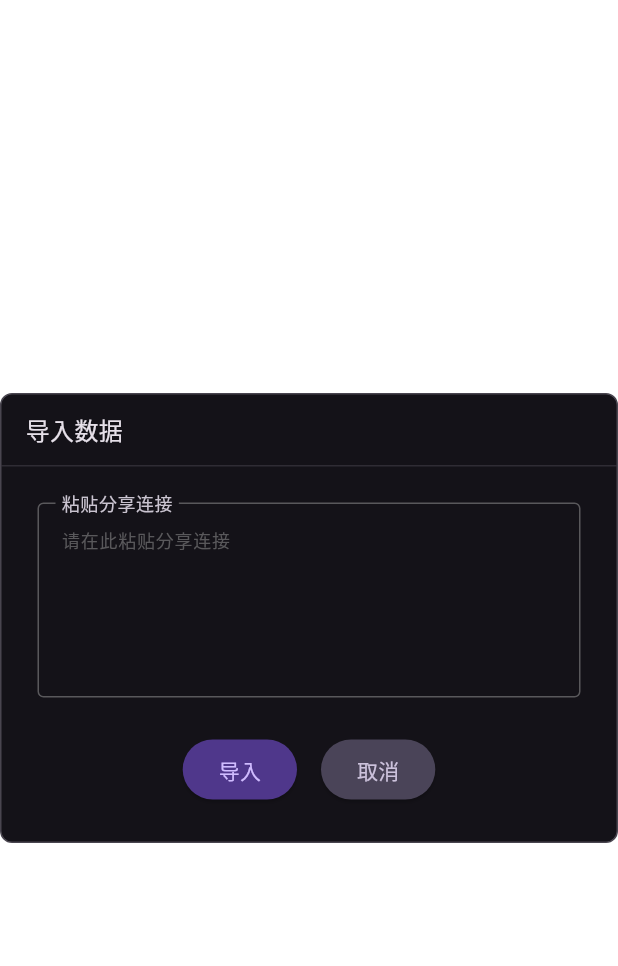
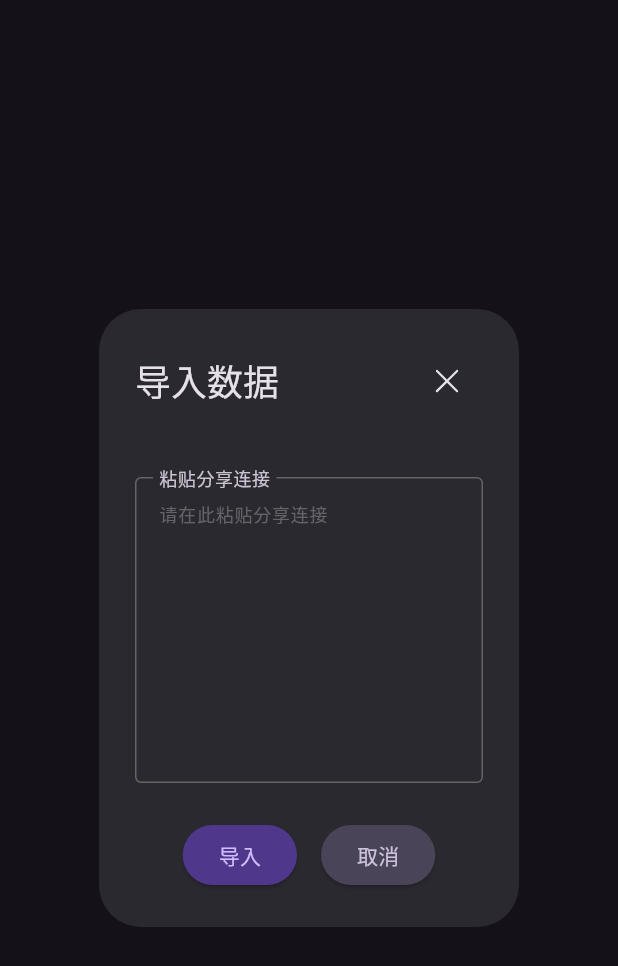
Before and after one commit to nickham-su/talk_ai, a Flutter app: the LLMShareImportDialog widget shown alone on an empty page, opened directly, on a phone screen of 412 x 824 dp. Shown: the top 966 px of the screen. Run offline on Flutter 3.47's test engine with Material 3 defaults, Android fonts, the phone set to English and light mode, and no system bars; our stand-ins replace dio, flutter_svg, get, hive, package_info; missing offline and left inert: auto_updater, clipboard, diff_match_patch, markdown, markdown_widget, sqlite3 and 1 more; accounts and stored records are empty; network calls fail; statements that could not run were skipped.

Commit message:
feat: 优化导入导出UI

```diff
--- a/lib/shared/components/share/llm_share_import_dialog.dart
+++ b/lib/shared/components/share/llm_share_import_dialog.dart
@@ -1,4 +1,5 @@
 import 'dart:convert';
+import 'dart:math';
 
 import 'package:TalkAI/modules/llm/controllers/llm_share_controller.dart';
 import 'package:TalkAI/shared/components/snackbar.dart';
@@ -10,6 +11,7 @@ import '../../../modules/chat/repositorys/chat_app_repository.dart';
 import '../buttons/cancel_button.dart';
 import '../buttons/confirm_button.dart';
 import '../../services/llm_service.dart';
+import '../dialog_widget/dialog_widget.dart';
 import '../form_widget/text_widget.dart';
 
 class LLMShareImportDialog extends StatelessWidget {
@@ -21,59 +23,29 @@ class LLMShareImportDialog extends StatelessWidget {
   Widget build(BuildContext context) {
     String input = importValue ?? '';
 
-    return GetBuilder<LLMShareController>(
+    return DialogWidget(
+      width: min(Get.width / 2, 400), // or whatever you need
+      height: 300,
+      title: '导入数据',
+      child: GetBuilder<LLMShareController>(
         init: LLMShareController(),
         builder: (controller) {
-        return Scaffold(
-          backgroundColor: Colors.transparent,
-          body: Center(
-            child: Container(
-              decoration: BoxDecoration(
-                color: Get.theme.scaffoldBackgroundColor,
-                borderRadius: BorderRadius.circular(8),
-                border: Border.all(
-                  color: Get.theme.colorScheme.outlineVariant,
-                ),
-              ),
-              width: 500,
-              height: 300,
-              child: Column(
+          return Column(
             children: [
-                  Container(
-                    width: double.infinity,
-                    height: 48,
-                    alignment: Alignment.centerLeft,
-                    padding: const EdgeInsets.only(left: 16),
-                    decoration: BoxDecoration(
-                      border: Border(
-                        bottom: BorderSide(
-                          color: Get.theme.colorScheme.outlineVariant
-                              .withOpacity(0.5),
-                        ),
-                      ),
-                    ),
-                    child: const Text(
-                      '导入数据',
-                      style: TextStyle(fontSize: 16),
-                    ),
-                  ),
               Expanded(
-                    child: Container(
-                      padding: const EdgeInsets.symmetric(horizontal: 24),
                 child: TextWidget(
                   labelText: '粘贴分享连接',
                   hintText: '请在此粘贴分享连接',
                   initialValue: input,
-                        maxLines: 6,
+                  maxLines: 100,
                   isRequired: false,
                   onChanged: (value) {
                     input = value;
                   },
                 ),
               ),
-                  ),
               Container(
-                    margin: EdgeInsets.symmetric(vertical: 24),
+                margin: EdgeInsets.only(top: 24),
                 child: Row(
                   mainAxisAlignment: MainAxisAlignment.center,
                   children: [
@@ -98,11 +70,9 @@ class LLMShareImportDialog extends StatelessWidget {
                 ),
               ),
             ],
-              ),
-            ),
-          ),
           );
         },
+      ),
     );
   }
 
@@ -167,9 +137,6 @@ class LLMShareImportDialog extends StatelessWidget {
       if (failureChatAppsList.isNotEmpty) {
         ret += '\n导入失败: ${failureChatAppsList.join('、')}';
       }
-      if (countSuccess > 0) {
-        ret += '\n使用前，需要为助理设置模型！';
-      }
     }
     snackbar('导入结果', ret, duration: const Duration(seconds: 5));
   }
```
Also changed, not shown: lib/shared/components/share/llm_share_link_dialog.dart (+48 -1 lines). Lines whose indentation alone changed are shown as unchanged.
